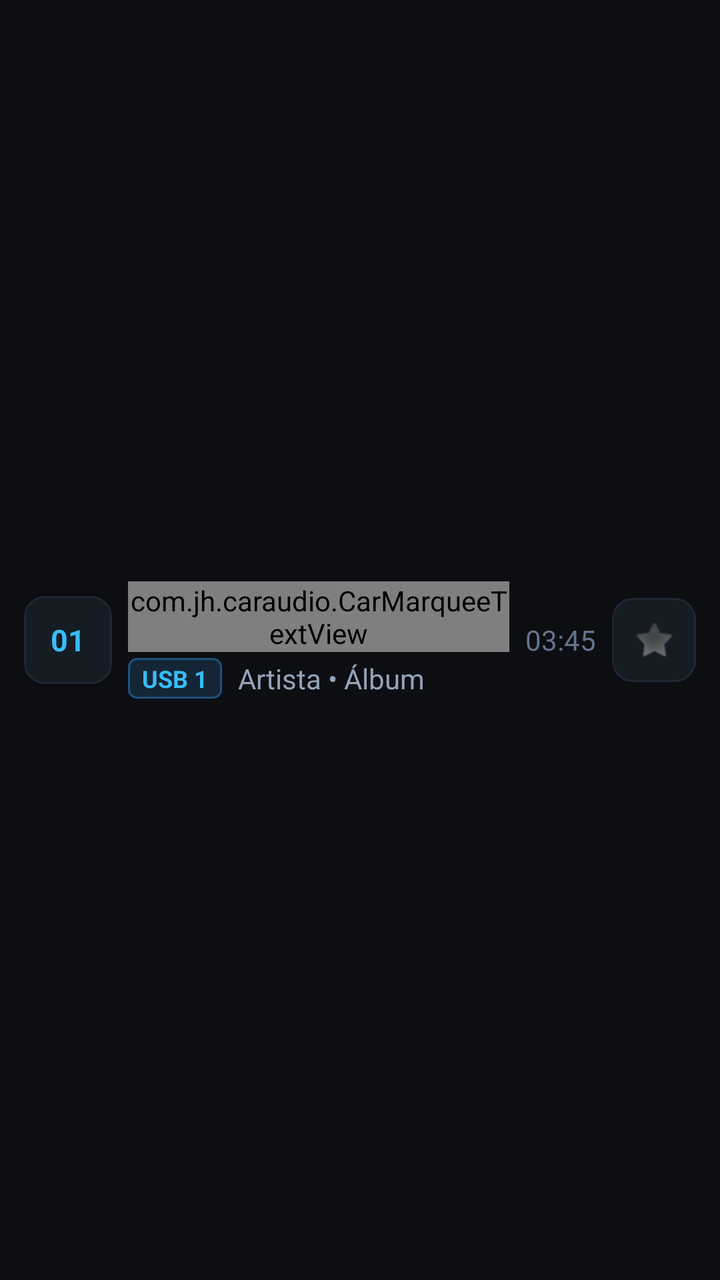
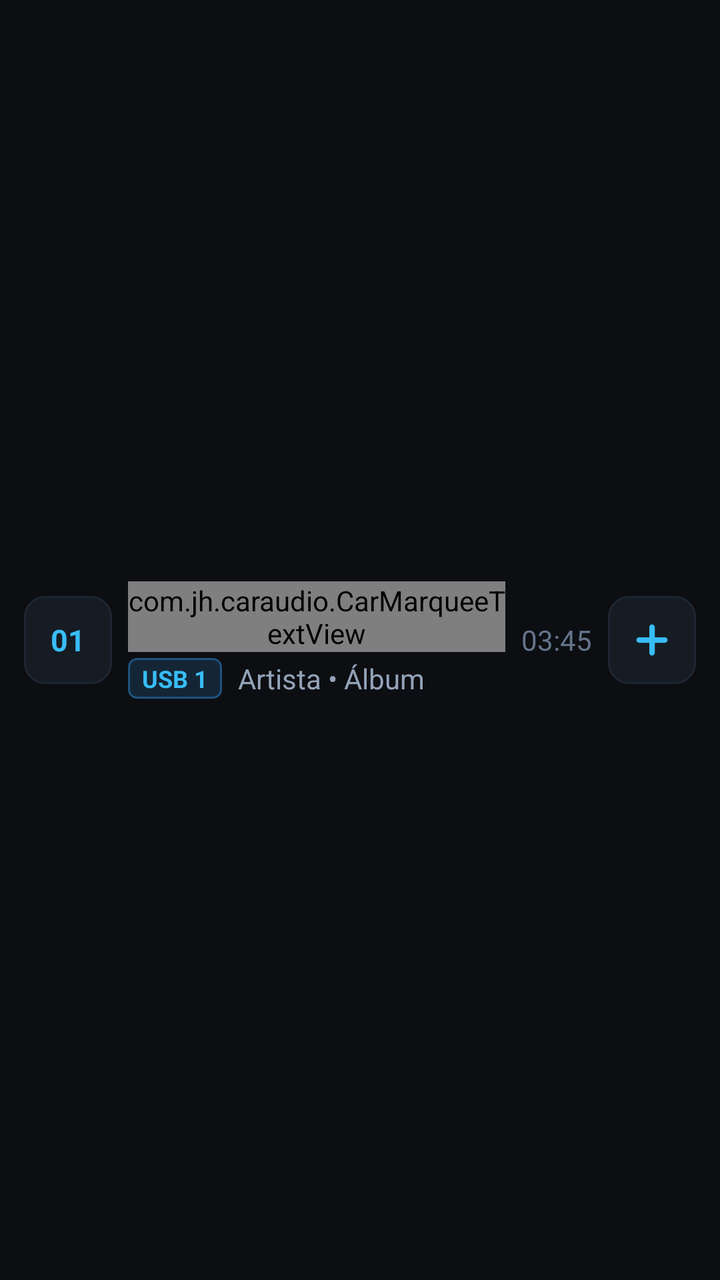

Before-and-after screenshots of an Android layout around one commit, followed by the original layout XML and the change that was made.
<!-- AndroidManifest.xml: application theme Theme.CarAudio -->
<!-- res/layout/item_track.xml -->
<?xml version="1.0" encoding="utf-8"?>
<LinearLayout xmlns:android="http://schemas.android.com/apk/res/android"
    android:layout_width="match_parent"
    android:layout_height="wrap_content"
    android:minHeight="64dp"
    android:orientation="horizontal"
    android:gravity="center_vertical"
    android:paddingStart="12dp"
    android:paddingEnd="12dp"
    android:paddingTop="8dp"
    android:paddingBottom="8dp"
    android:descendantFocusability="blocksDescendants"
    android:background="?android:attr/selectableItemBackground">

    
    <TextView
        android:id="@+id/tvItemIndex"
        android:layout_width="44dp"
        android:layout_height="44dp"
        android:gravity="center"
        android:background="@drawable/bg_btn_action"
        android:text="01"
        android:textColor="@color/accent_cyan"
        android:textSize="15sp"
        android:textStyle="bold" />

    
    <LinearLayout
        android:layout_width="0dp"
        android:layout_height="wrap_content"
        android:layout_weight="1"
        android:orientation="vertical"
        android:layout_marginStart="8dp"
        android:layout_marginEnd="8dp">

        
        <com.jh.caraudio.CarMarqueeTextView
            android:id="@+id/tvItemTitle"
            android:layout_width="match_parent"
            android:layout_height="wrap_content"
            android:singleLine="true"
            android:text="Título de la Canción"
            android:textColor="@color/text_primary"
            android:textSize="18sp"
            android:textStyle="bold" />

        
        <LinearLayout
            android:layout_width="match_parent"
            android:layout_height="wrap_content"
            android:orientation="horizontal"
            android:gravity="center_vertical"
            android:layout_marginTop="3dp">

            <TextView
                android:id="@+id/tvItemUsbBadge"
                android:layout_width="wrap_content"
                android:layout_height="wrap_content"
                android:background="@drawable/bg_pill_usb1"
                android:paddingStart="7dp"
                android:paddingEnd="7dp"
                android:paddingTop="2dp"
                android:paddingBottom="2dp"
                android:text="USB 1"
                android:textColor="@color/accent_cyan"
                android:textSize="12sp"
                android:textStyle="bold" />

            <TextView
                android:id="@+id/tvItemArtist"
                android:layout_width="0dp"
                android:layout_height="wrap_content"
                android:layout_weight="1"
                android:layout_marginStart="8dp"
                android:singleLine="true"
                android:ellipsize="end"
                android:text="Artista • Álbum"
                android:textColor="@color/text_secondary"
                android:textSize="14sp" />
        </LinearLayout>
    </LinearLayout>

    
    <TextView
        android:id="@+id/tvItemDuration"
        android:layout_width="wrap_content"
        android:layout_height="wrap_content"
        android:text="03:45"
        android:textColor="@color/text_muted"
        android:textSize="14sp"
        android:layout_marginEnd="8dp" />

    
    <ImageButton
        android:id="@+id/btnItemFav"
        android:layout_width="42dp"
        android:layout_height="42dp"
        android:background="@drawable/bg_btn_action"
        android:src="@android:drawable/star_off"
        android:focusable="false"
        android:focusableInTouchMode="false"
        android:contentDescription="Favorito" />

</LinearLayout>
<!-- resources referenced by this layout -->
<resources>
  <color name="accent_cyan">#38bdf8</color>
  <color name="text_muted">#64748b</color>
  <color name="text_primary">#f1f5f9</color>
  <color name="text_secondary">#94a3b8</color>
  <!-- drawable bg_btn_action (drawable) -->
  <?xml version="1.0" encoding="utf-8"?>
  <selector xmlns:android="http://schemas.android.com/apk/res/android">
      <item android:state_pressed="true">
          <shape>
              <solid android:color="#2c3749" />
              <corners android:radius="10dp" />
              <stroke android:width="1dp" android:color="@color/accent_cyan" />
          </shape>
      </item>
      <item android:state_selected="true">
          <shape>
              <solid android:color="#1e293b" />
              <corners android:radius="10dp" />
              <stroke android:width="1dp" android:color="@color/accent_cyan" />
          </shape>
      </item>
      <item>
          <shape>
              <solid android:color="#161c24" />
              <corners android:radius="10dp" />
              <stroke android:width="1dp" android:color="@color/border_panel" />
          </shape>
      </item>
  </selector>
  <!-- drawable bg_pill_usb1 (drawable) -->
  <?xml version="1.0" encoding="utf-8"?>
  <shape xmlns:android="http://schemas.android.com/apk/res/android">
      <solid android:color="#142636" />
      <corners android:radius="4dp" />
      <stroke android:width="1dp" android:color="#1e527d" />
  </shape>
  <style name="Theme.CarAudio" parent="android:Theme.NoTitleBar.Fullscreen">
          <item name="android:windowBackground">#0c0e12</item>
          <item name="android:colorBackground">#0c0e12</item>
      </style>
  <color name="border_panel">#1f2633</color>
</resources>

<!-- the commit's change to res/layout/item_track.xml (unified diff, before → after) -->
@@ -92,13 +92,14 @@
 
     
     <ImageButton
-        android:id="@+id/btnItemFav"
-        android:layout_width="42dp"
-        android:layout_height="42dp"
+        android:id="@+id/btnItemMix"
+        android:layout_width="44dp"
+        android:layout_height="44dp"
         android:background="@drawable/bg_btn_action"
-        android:src="@android:drawable/star_off"
+        android:src="@drawable/ic_mix_add"
+        android:scaleType="center"
         android:focusable="false"
         android:focusableInTouchMode="false"
-        android:contentDescription="Favorito" />
+        android:contentDescription="Agregar a Mi Mix" />
 
 </LinearLayout>
<!-- resource entries referenced after the edit -->
@@ -36,6 +36,19 @@
       <corners android:radius="4dp" />
       <stroke android:width="1dp" android:color="#1e527d" />
   </shape>
+  <!-- drawable ic_mix_add (drawable) -->
+  <?xml version="1.0" encoding="utf-8"?>
+  <vector xmlns:android="http://schemas.android.com/apk/res/android"
+      android:width="22dp"
+      android:height="22dp"
+      android:viewportWidth="24"
+      android:viewportHeight="24">
+      <path
+          android:pathData="M12,5L12,19M5,12L19,12"
+          android:strokeWidth="3"
+          android:strokeColor="#38bdf8"
+          android:strokeLineCap="round" />
+  </vector>
   <style name="Theme.CarAudio" parent="android:Theme.NoTitleBar.Fullscreen">
           <item name="android:windowBackground">#0c0e12</item>
           <item name="android:colorBackground">#0c0e12</item>
